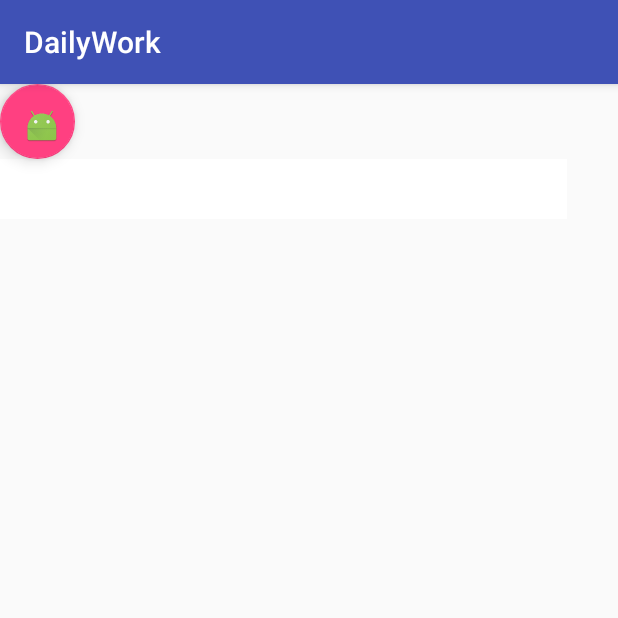
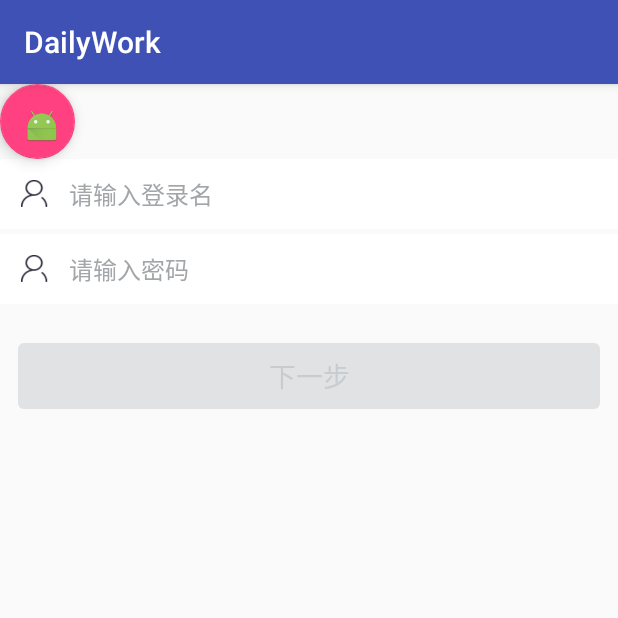
Before and after one commit to authorRen/DailyWork, an Android app: the FloatingActivity screen opened directly, with no data from a screen before it, on a phone screen of 412 x 824 dp, the top half of it. Run offline under Robolectric (Android 15) with nearby library versions, the phone set to English and light mode, and no system bars.

Commit message:
[功能] 封装样式

```diff
--- a/app/src/main/java/com/caiyi/dailywork/compant/FloatingActivity.java
+++ b/app/src/main/java/com/caiyi/dailywork/compant/FloatingActivity.java
@@ -1,13 +1,17 @@
 package com.caiyi.dailywork.compant;
 
 import android.os.Bundle;
+import android.support.v4.content.ContextCompat;
 import android.text.Editable;
+import android.text.TextUtils;
 import android.text.TextWatcher;
 import android.view.View;
 import android.widget.EditText;
 import android.widget.ImageView;
+import android.widget.TextView;
 
 import com.caiyi.dailywork.R;
+import com.caiyi.dailywork.ui.customview.FormInputView;
 
 
 public class FloatingActivity extends BaseActivity implements View.OnClickListener{
@@ -20,6 +24,13 @@ public class FloatingActivity extends BaseActivity implements View.OnClickListen
      * 清除按钮
      */
     private ImageView mClearText;
+
+    private EditText mNameEdit;
+
+    private EditText mCardEdit;
+
+    private TextView mSubmit;
+
 
     @Override
     protected void onCreate(Bundle savedInstanceState) {
@@ -35,6 +46,8 @@ public class FloatingActivity extends BaseActivity implements View.OnClickListen
         mClearText.setOnClickListener(this);
 
         mInputText = (EditText) findViewById(R.id.input_edittxt);
+
+        mSubmit = (TextView) findViewById(R.id.credit_account_register);
 
         mInputText.addTextChangedListener(new TextWatcher() {
             @Override
@@ -57,6 +70,54 @@ public class FloatingActivity extends BaseActivity implements View.OnClickListen
                 }
             }
         });
+
+        FormInputView mNameInput = (FormInputView) findViewById(R.id.name_input);
+        mNameEdit = (EditText) mNameInput.findViewById(R.id.input_edittxt);
+        mNameInput.setDrawable(R.drawable.gjj_credit_username)
+                .setHint("请输入登录名")
+                .isClearView()
+                .delete();
+        FormInputView mCardInput = (FormInputView) findViewById(R.id.card_input);
+        mCardEdit = (EditText) mCardInput.findViewById(R.id.input_edittxt);
+        mCardInput.setDrawable(R.drawable.gjj_credit_username)
+                .setHint("请输入密码")
+                .isClearView()
+                .delete();
+
+        mNameEdit.addTextChangedListener(new TextWatcher() {
+            @Override
+            public void beforeTextChanged(CharSequence s, int start, int count, int after) {
+
+            }
+
+            @Override
+            public void onTextChanged(CharSequence s, int start, int before, int count) {
+
+            }
+
+            @Override
+            public void afterTextChanged(Editable s) {
+                refreshSubmit();
+            }
+        });
+
+        mCardEdit.addTextChangedListener(new TextWatcher() {
+            @Override
+            public void beforeTextChanged(CharSequence s, int start, int count, int after) {
+
+            }
+
+            @Override
+            public void onTextChanged(CharSequence s, int start, int before, int count) {
+
+            }
+
+            @Override
+            public void afterTextChanged(Editable s) {
+                refreshSubmit();
+            }
+        });
+
     }
 
     @Override
@@ -72,4 +133,22 @@ public class FloatingActivity extends BaseActivity implements View.OnClickListen
                 break;
         }
     }
+
+    /**
+     * 更新提交按钮
+     */
+    private void refreshSubmit() {
+        if (TextUtils.isEmpty(mNameEdit.getText().toString().trim())
+                || TextUtils.isEmpty(mCardEdit.getText().toString().trim())) {
+            mSubmit.setClickable(false);
+            mSubmit.setBackgroundResource(R.drawable.gjj_login_sendcode_disabled);
+            mSubmit.setTextColor(ContextCompat.getColor(this, R.color.gjj_login_sendcode_disabled_color));
+        } else {
+            mSubmit.setClickable(true);
+            mSubmit.setTextColor(ContextCompat.getColor(this, R.color.gjj_white));
+            mSubmit.setBackgroundResource(R.drawable.gjj_login_submit_green_selector);
+        }
+    }
+
+
 }
--- /dev/null
+++ b/app/src/main/java/com/caiyi/dailywork/ui/customview/FormInputView.java
@@ -0,0 +1,117 @@
+package com.caiyi.dailywork.ui.customview;
+
+import android.content.Context;
+import android.support.annotation.DrawableRes;
+import android.support.v4.content.ContextCompat;
+import android.text.Editable;
+import android.text.TextUtils;
+import android.text.TextWatcher;
+import android.util.AttributeSet;
+import android.view.View;
+import android.widget.EditText;
+import android.widget.ImageView;
+import android.widget.RelativeLayout;
+import android.widget.TextView;
+
+import com.caiyi.dailywork.R;
+
+/**
+ * Created by RZQ on 2017/4/14.
+ */
+
+public class FormInputView extends RelativeLayout{
+
+    private Context mContext;
+    private View mRootView;
+    private ImageView mIconView;
+    private EditText mInputView;
+    private ImageView mClearView;
+    private String mKeyWord;
+
+    public FormInputView(Context context) {
+        this(context, null);
+    }
+
+    public FormInputView(Context context, AttributeSet attrs) {
+        this(context, attrs, 0);
+    }
+
+    public FormInputView(Context context, AttributeSet attrs, int defStyleAttr) {
+        super(context, attrs, defStyleAttr);
+        mContext = context;
+        initView();
+    }
+
+    private void initView() {
+        mRootView = View.inflate(mContext, R.layout.input_form, this);
+        mIconView = ((ImageView) findViewById(R.id.iv_icon));
+        mInputView = ((EditText) findViewById(R.id.input_edittxt));
+        mClearView = ((ImageView) findViewById(R.id.iv_clear_text));
+    }
+
+    /** 获取EditText的文本内容 */
+    public String getContent() {
+        if (mInputView != null) {
+            return mInputView.getText().toString().trim();
+        }
+        return "";
+    }
+
+    /** 设置ImageView的图片*/
+    public FormInputView setDrawable(@DrawableRes int DrawableId) {
+        if (mIconView != null) {
+            mIconView.setBackgroundResource(DrawableId);
+        }
+        return this;
+    }
+
+    /** 设置EditText的Hint值*/
+    public FormInputView setHint(String hint) {
+        if (hint == null) {
+            return this;
+        }
+        if (mInputView != null) {
+            mInputView.setHint(hint);
+        }
+        return this;
+    }
+
+    /** 设置清除按钮是否显示以及刷新按钮 */
+    public FormInputView isClearView() {
+        mInputView.addTextChangedListener(new TextWatcher() {
+            @Override
+            public void beforeTextChanged(CharSequence s, int start, int count, int after) {
+
+            }
+
+            @Override
+            public void onTextChanged(CharSequence s, int start, int before, int count) {
+
+            }
+
+            @Override
+            public void afterTextChanged(Editable s) {
+                mKeyWord = mInputView.getText().toString().trim();
+                if (mKeyWord.length() > 0) {
+                    mClearView.setVisibility(VISIBLE);
+                } else {
+                    mClearView.setVisibility(INVISIBLE);
+                }
+            }
+        });
+       return this;
+    }
+
+    /** 点击清除view删除内容 */
+    public FormInputView delete() {
+        mClearView.setOnClickListener(new OnClickListener() {
+            @Override
+            public void onClick(View v) {
+                mInputView.getText().clear();
+            }
+        });
+        return this;
+    }
+
+
+}
--- /dev/null
+++ b/app/src/main/res/drawable/gjj_login_sendcode_disabled.xml
@@ -0,0 +1,5 @@
+<?xml version="1.0" encoding="utf-8"?>
+<shape xmlns:android="http://schemas.android.com/apk/res/android">
+    <corners android:radius="4dp"/>
+    <solid android:color="#ffe1e2e4"/>
+</shape>
--- /dev/null
+++ b/app/src/main/res/drawable/gjj_login_submit_green_selector.xml
@@ -0,0 +1,19 @@
+<?xml version="1.0" encoding="utf-8"?>
+<selector xmlns:android="http://schemas.android.com/apk/res/android">
+
+    <item android:state_pressed="true">
+        <shape>
+            <corners android:radius="4dp"/>
+            <solid android:color="#ff1aae5d"/>
+        </shape>
+    </item>
+
+    <item>
+        <shape>
+            <corners android:radius="4dp"/>
+            <solid android:color="@color/gjj_text_green"/>
+        </shape>
+    </item>
+
+
+</selector>
--- a/app/src/main/res/layout/activity_floating.xml
+++ b/app/src/main/res/layout/activity_floating.xml
@@ -17,28 +17,33 @@
         android:src="@mipmap/ic_launcher"
         app:rippleColor="@color/colorPrimaryDark" />
 
-    <LinearLayout
+    <com.caiyi.dailywork.ui.customview.FormInputView
+        android:id="@+id/name_input"
         android:layout_width="match_parent"
-        android:layout_height="match_parent"
-        android:orientation="horizontal">
-        <EditText
-            android:id="@+id/input_edittxt"
-            android:textSize="15dp"
-            android:gravity="center_vertical"
-            android:layout_width="0dp"
-            android:layout_weight="1"
-            android:background="@color/gjj_white"
-            android:layout_height="40dp" />
-        <ImageView
-            android:id="@+id/iv_clear_text"
-            android:layout_width="wrap_content"
-            android:layout_height="wrap_content"
-            android:layout_centerVertical="true"
-            android:padding="10dp"
-            android:src="@mipmap/clear_icon"
-            android:visibility="invisible"
-            />
-    </LinearLayout>
+        android:layout_height="50dp">
+
+    </com.caiyi.dailywork.ui.customview.FormInputView>
+
+    <com.caiyi.dailywork.ui.customview.FormInputView
+        android:id="@+id/card_input"
+        android:layout_width="match_parent"
+        android:layout_height="50dp">
+
+    </com.caiyi.dailywork.ui.customview.FormInputView>
+
+    <TextView
+        android:id="@+id/credit_account_register"
+        android:layout_width="match_parent"
+        android:layout_height="@dimen/gjj_login_submit_height"
+        android:layout_marginBottom="22.5dp"
+        android:layout_marginLeft="@dimen/gjj_login_submit_margin"
+        android:layout_marginRight="@dimen/gjj_login_submit_margin"
+        android:layout_marginTop="22.5dp"
+        android:background="@drawable/gjj_login_sendcode_disabled"
+        android:gravity="center"
+        android:text="下一步"
+        android:textColor="@color/gjj_login_sendcode_disabled_color"
+        android:textSize="@dimen/gjj_login_submit_size" />
 
 
 
--- /dev/null
+++ b/app/src/main/res/layout/input_form.xml
@@ -0,0 +1,43 @@
+<?xml version="1.0" encoding="utf-8"?>
+    <RelativeLayout
+        xmlns:android="http://schemas.android.com/apk/res/android"
+        android:layout_width="match_parent"
+        android:layout_height="46.5dp"
+        android:background="@color/gjj_white"
+        android:paddingLeft="@dimen/gjj_credit_item_padding"
+        android:paddingRight="@dimen/gjj_credit_item_padding">
+
+        <ImageView
+            android:id="@+id/iv_icon"
+            android:layout_width="@dimen/gjj_credit_icon_height"
+            android:layout_height="@dimen/gjj_credit_icon_height"
+            android:layout_centerVertical="true"
+            android:scaleType="fitCenter"
+            />
+
+        <EditText
+            android:id="@+id/input_edittxt"
+            android:layout_width="match_parent"
+            android:layout_height="match_parent"
+            android:layout_toRightOf="@+id/iv_icon"
+            android:background="@color/gjj_white"
+            android:gravity="left|center_vertical"
+            android:inputType="phone"
+            android:paddingLeft="@dimen/gjj_credit_item_padding"
+            android:paddingRight="5dp"
+            android:text=""
+            android:textColor="@color/gjj_text_primary"
+            android:textColorHint="@color/gjj_text_second"
+            android:textSize="@dimen/gjj_credit_item_size"
+            />
+
+        <ImageView
+            android:id="@+id/iv_clear_text"
+            android:layout_width="wrap_content"
+            android:layout_height="match_parent"
+            android:layout_centerVertical="true"
+            android:src="@mipmap/clear_icon"
+            android:layout_alignParentRight="true"
+            android:visibility="invisible"
+            />
+    </RelativeLayout>
--- a/app/src/main/res/values/colors.xml
+++ b/app/src/main/res/values/colors.xml
@@ -4,4 +4,9 @@
     <color name="colorPrimaryDark">#303F9F</color>
     <color name="colorAccent">#FF4081</color>
     <color name="gjj_white">#FFFFFFFF</color>
+
+    <color name="gjj_text_primary">#ff363f46</color>
+    <color name="gjj_text_second">#ffa3a6a8</color>
+    <color name="gjj_login_sendcode_disabled_color">#c6ccd0</color>
+    <color name="gjj_text_green">#ff2ecc71</color>
 </resources>
```
Also changed, not shown: app/src/main/res/values/dimens.xml (added, +188 -0 lines), app/src/main/res/drawable/gjj_credit_username.png (added).
